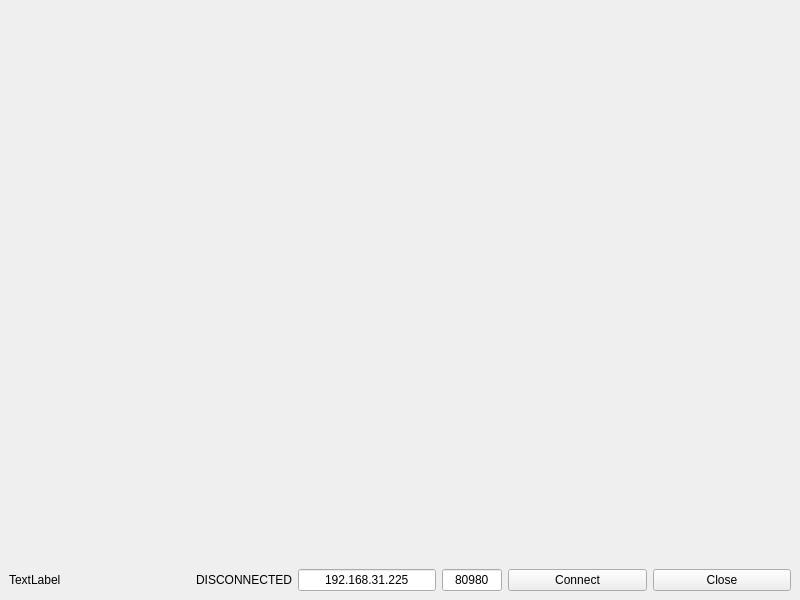
Before: the Qt Designer form mainwindow.ui in mbober1/RoboVision, drawn with Qt 5.
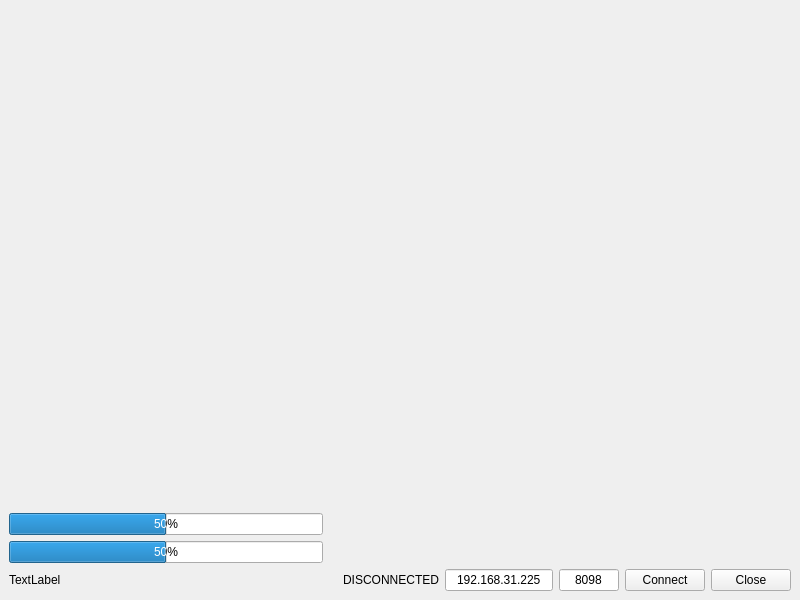
After: the same form once the commit is applied.

Patch:
```diff
--- a/mainwindow.ui
+++ b/mainwindow.ui
@@ -34,7 +34,37 @@
       </property>
      </spacer>
     </item>
-    <item row="1" column="2">
+    <item row="3" column="1">
+     <widget class="QLabel" name="labelConnectionStatus">
+      <property name="minimumSize">
+       <size>
+        <width>110</width>
+        <height>0</height>
+       </size>
+      </property>
+      <property name="text">
+       <string>DISCONNECTED</string>
+      </property>
+      <property name="alignment">
+       <set>Qt::AlignRight|Qt::AlignTrailing|Qt::AlignVCenter</set>
+      </property>
+     </widget>
+    </item>
+    <item row="3" column="4">
+     <widget class="QPushButton" name="pushButtonConnect">
+      <property name="text">
+       <string>Connect</string>
+      </property>
+     </widget>
+    </item>
+    <item row="3" column="5">
+     <widget class="QPushButton" name="pushButtonClose">
+      <property name="text">
+       <string>Close</string>
+      </property>
+     </widget>
+    </item>
+    <item row="3" column="2">
      <widget class="QLineEdit" name="lineEditAdress">
       <property name="sizePolicy">
        <sizepolicy hsizetype="Preferred" vsizetype="Fixed">
@@ -65,37 +95,7 @@
       </property>
      </widget>
     </item>
-    <item row="1" column="4">
-     <widget class="QPushButton" name="pushButtonConnect">
-      <property name="text">
-       <string>Connect</string>
-      </property>
-     </widget>
-    </item>
-    <item row="1" column="5">
-     <widget class="QPushButton" name="pushButtonClose">
-      <property name="text">
-       <string>Close</string>
-      </property>
-     </widget>
-    </item>
-    <item row="1" column="1">
-     <widget class="QLabel" name="labelConnectionStatus">
-      <property name="minimumSize">
-       <size>
-        <width>110</width>
-        <height>0</height>
-       </size>
-      </property>
-      <property name="text">
-       <string>DISCONNECTED</string>
-      </property>
-      <property name="alignment">
-       <set>Qt::AlignRight|Qt::AlignTrailing|Qt::AlignVCenter</set>
-      </property>
-     </widget>
-    </item>
-    <item row="1" column="3">
+    <item row="3" column="3">
      <widget class="QLineEdit" name="lineEditPort">
       <property name="enabled">
        <bool>true</bool>
@@ -119,7 +119,7 @@
        </size>
       </property>
       <property name="text">
-       <string>80980</string>
+       <string>8098</string>
       </property>
       <property name="maxLength">
        <number>5</number>
@@ -135,13 +135,33 @@
       </property>
      </widget>
     </item>
-    <item row="1" column="0">
+    <item row="3" column="0">
      <widget class="QLabel" name="labelGamepadStatus">
       <property name="text">
        <string>TextLabel</string>
       </property>
      </widget>
     </item>
+    <item row="2" column="0">
+     <widget class="QProgressBar" name="progressBarLeftY">
+      <property name="minimum">
+       <number>-100</number>
+      </property>
+      <property name="value">
+       <number>0</number>
+      </property>
+     </widget>
+    </item>
+    <item row="1" column="0">
+     <widget class="QProgressBar" name="progressBarLeftX">
+      <property name="minimum">
+       <number>-100</number>
+      </property>
+      <property name="value">
+       <number>0</number>
+      </property>
+     </widget>
+    </item>
    </layout>
   </widget>
  </widget>
```
